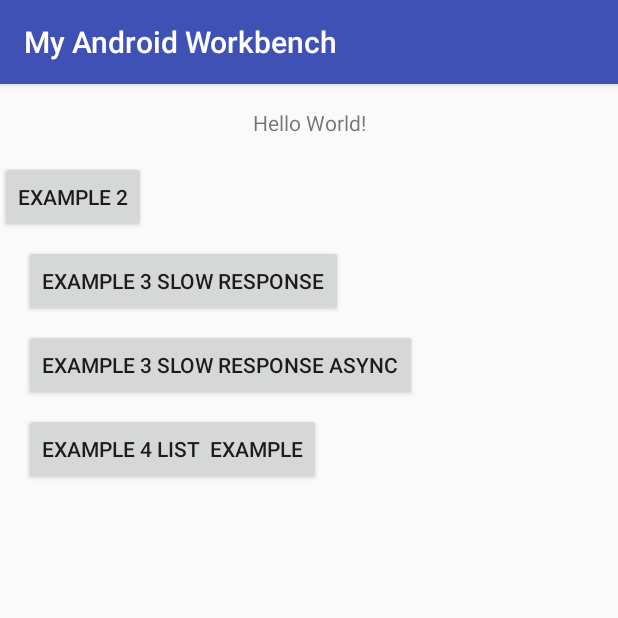
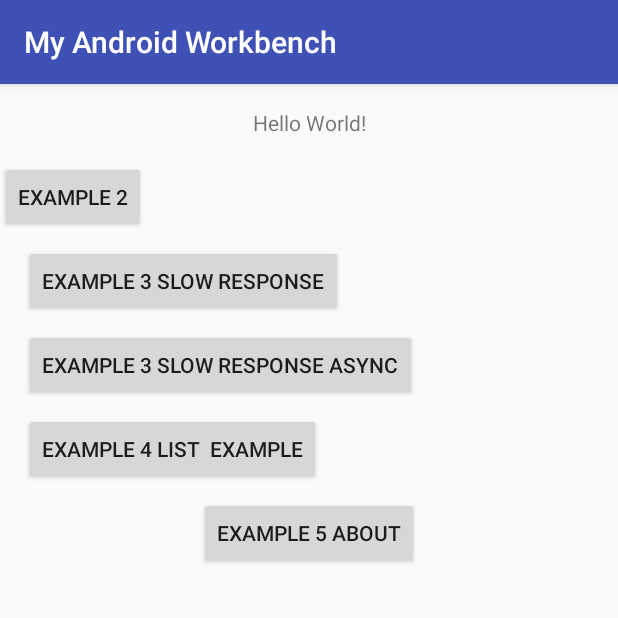
Before and after one commit to AppSecAI-TEST/androidstudioprojects, an Android app: the screen it shows after launch (MainActivity), on a phone screen of 412 x 824 dp, the top half of it. Run offline under Robolectric (Android 15) with nearby library versions, the phone set to English and light mode, and no system bars.

Commit message:
added example

```diff
--- a/Workbench/app/src/main/java/my/android/workbench/MainActivity.java
+++ b/Workbench/app/src/main/java/my/android/workbench/MainActivity.java
@@ -17,6 +17,11 @@ public class MainActivity extends AppCompatActivity {
         findViewById(R.id.buttonEx3SyncResp).setOnClickListener(new example3OnSync());
         findViewById(R.id.buttonEx3ASyncResp).setOnClickListener(new example3OnAsync());
         findViewById(R.id.buttonEx4ListExample).setOnClickListener(new example4OnList());
+        findViewById(R.id.buttonAbout).setOnClickListener(new View.OnClickListener(){
+            public void onClick(View arg0) {
+                AboutBox.Show(MainActivity.this);
+            }
+        });
         Log.d("my.android.workbench", "onCreate");
     }
 
--- a/Workbench/app/src/main/res/layout/activity_main.xml
+++ b/Workbench/app/src/main/res/layout/activity_main.xml
@@ -63,4 +63,14 @@
         app:layout_constraintStart_toStartOf="parent"
         app:layout_constraintTop_toBottomOf="@+id/textViewEx1" />
 
+    <Button
+        android:id="@+id/buttonAbout"
+        android:layout_width="wrap_content"
+        android:layout_height="wrap_content"
+        android:layout_marginTop="8dp"
+        android:text="Example 5 About"
+        app:layout_constraintLeft_toLeftOf="parent"
+        app:layout_constraintRight_toRightOf="parent"
+        app:layout_constraintTop_toBottomOf="@+id/buttonEx4ListExample" />
+
 </android.support.constraint.ConstraintLayout>
```
Also changed, not shown: Workbench/app/src/main/java/my/android/workbench/AboutBox.java (+5 -2 lines), Workbench/app/src/main/res/layout/aboutbox.xml (+5 -3 lines).
